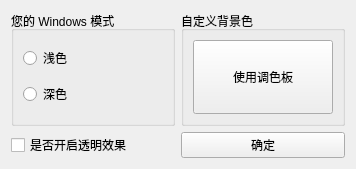
Qt form uis/rc_setting/background_color/backgroud_color.ui (YQBaobao/RollerCoaster) before a commit.
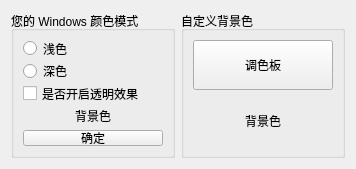
The same form after that commit.

Commit message: ADD:背景色设置

```diff
--- a/uis/rc_setting/background_color/backgroud_color.ui
+++ b/uis/rc_setting/background_color/backgroud_color.ui
@@ -14,43 +14,7 @@
    <string>Form</string>
   </property>
   <layout class="QGridLayout" name="gridLayout">
-   <item row="0" column="1" rowspan="2">
-    <widget class="QGroupBox" name="groupBox_3">
-     <property name="title">
-      <string>自定义背景色</string>
-     </property>
-     <layout class="QGridLayout" name="gridLayout_7">
-      <item row="0" column="0">
-       <widget class="QPushButton" name="pushButton_palette">
-        <property name="sizePolicy">
-         <sizepolicy hsizetype="Minimum" vsizetype="Minimum">
-          <horstretch>0</horstretch>
-          <verstretch>0</verstretch>
-         </sizepolicy>
-        </property>
-        <property name="text">
-         <string>使用调色板</string>
-        </property>
-       </widget>
-      </item>
-     </layout>
-    </widget>
-   </item>
-   <item row="2" column="1">
-    <widget class="QPushButton" name="pushButton_accepted_2">
-     <property name="text">
-      <string>确定</string>
-     </property>
-    </widget>
-   </item>
-   <item row="2" column="0">
-    <widget class="QCheckBox" name="checkBox">
-     <property name="text">
-      <string>是否开启透明效果</string>
-     </property>
-    </widget>
-   </item>
-   <item row="0" column="0" rowspan="2">
+   <item row="0" column="0" rowspan="3">
     <widget class="QGroupBox" name="groupBox">
      <property name="minimumSize">
       <size>
@@ -59,7 +23,7 @@
       </size>
      </property>
      <property name="title">
-      <string>您的 Windows 模式</string>
+      <string>您的 Windows 颜色模式</string>
      </property>
      <layout class="QVBoxLayout" name="verticalLayout_3">
       <item>
@@ -73,6 +37,68 @@
        <widget class="QRadioButton" name="radioButton_2">
         <property name="text">
          <string>深色</string>
+        </property>
+       </widget>
+      </item>
+      <item>
+       <widget class="QCheckBox" name="checkBox">
+        <property name="text">
+         <string>是否开启透明效果</string>
+        </property>
+       </widget>
+      </item>
+      <item>
+       <widget class="QLabel" name="label_2">
+        <property name="text">
+         <string>背景色</string>
+        </property>
+        <property name="alignment">
+         <set>Qt::AlignCenter</set>
+        </property>
+       </widget>
+      </item>
+      <item>
+       <widget class="QPushButton" name="pushButton_accepted_2">
+        <property name="text">
+         <string>确定</string>
+        </property>
+       </widget>
+      </item>
+     </layout>
+    </widget>
+   </item>
+   <item row="0" column="1" rowspan="3">
+    <widget class="QGroupBox" name="groupBox_3">
+     <property name="title">
+      <string>自定义背景色</string>
+     </property>
+     <layout class="QGridLayout" name="gridLayout_7">
+      <item row="1" column="0">
+       <widget class="QPushButton" name="pushButton_palette">
+        <property name="sizePolicy">
+         <sizepolicy hsizetype="Minimum" vsizetype="Minimum">
+          <horstretch>0</horstretch>
+          <verstretch>0</verstretch>
+         </sizepolicy>
+        </property>
+        <property name="text">
+         <string>调色板</string>
+        </property>
+       </widget>
+      </item>
+      <item row="2" column="0">
+       <widget class="QLabel" name="label">
+        <property name="maximumSize">
+         <size>
+          <width>16777215</width>
+          <height>50</height>
+         </size>
+        </property>
+        <property name="text">
+         <string>背景色</string>
+        </property>
+        <property name="alignment">
+         <set>Qt::AlignCenter</set>
         </property>
        </widget>
       </item>
```
The commit also changes 6 other files.
